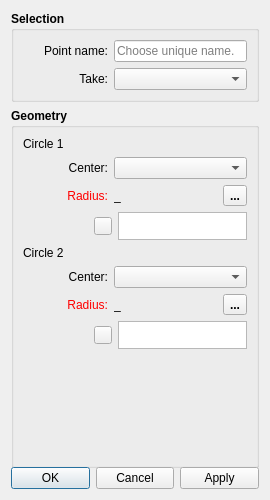
This is src/libs/vtools/dialogs/tools/intersect_circles_dialog.ui in FashionFreedom/Seamly2D as Qt 5 draws it before an edit. The edited form follows.
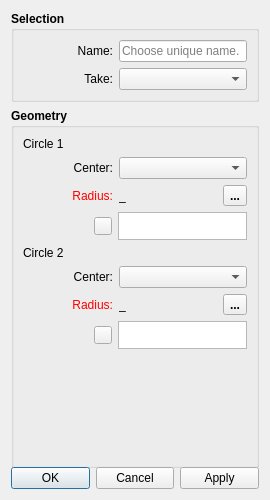
This is the edited form. Icons and pictures are not drawn.

The edit to the form file:
```diff
--- a/src/libs/vtools/dialogs/tools/intersect_circles_dialog.ui
+++ b/src/libs/vtools/dialogs/tools/intersect_circles_dialog.ui
@@ -43,7 +43,6 @@
        <property name="font">
         <font>
          <pointsize>9</pointsize>
-         <weight>75</weight>
          <bold>true</bold>
         </font>
        </property>
@@ -52,8 +51,11 @@
        </property>
        <layout class="QVBoxLayout" name="verticalLayout_2">
         <item>
-         <layout class="QHBoxLayout" name="horizontalLayout_3">
-          <item>
+         <layout class="QFormLayout" name="formLayout">
+          <property name="labelAlignment">
+           <set>Qt::AlignRight|Qt::AlignTrailing|Qt::AlignVCenter</set>
+          </property>
+          <item row="0" column="0">
            <widget class="QLabel" name="labelEditNamePoint">
             <property name="sizePolicy">
              <sizepolicy hsizetype="Fixed" vsizetype="Preferred">
@@ -63,26 +65,25 @@
             </property>
             <property name="minimumSize">
              <size>
-              <width>85</width>
+              <width>90</width>
               <height>0</height>
              </size>
             </property>
             <property name="font">
              <font>
               <pointsize>9</pointsize>
-              <weight>50</weight>
               <bold>false</bold>
              </font>
             </property>
             <property name="text">
-             <string>Point name:</string>
+             <string>Name:</string>
             </property>
             <property name="alignment">
              <set>Qt::AlignRight|Qt::AlignTrailing|Qt::AlignVCenter</set>
             </property>
            </widget>
           </item>
-          <item>
+          <item row="0" column="1">
            <widget class="QLineEdit" name="lineEditNamePoint">
             <property name="sizePolicy">
              <sizepolicy hsizetype="Expanding" vsizetype="Preferred">
@@ -92,14 +93,13 @@
             </property>
             <property name="minimumSize">
              <size>
-              <width>125</width>
+              <width>80</width>
               <height>0</height>
              </size>
             </property>
             <property name="font">
              <font>
               <pointsize>9</pointsize>
-              <weight>50</weight>
               <bold>false</bold>
              </font>
             </property>
@@ -111,22 +111,17 @@
             </property>
            </widget>
           </item>
-         </layout>
-        </item>
-        <item>
-         <layout class="QHBoxLayout" name="horizontalLayout_8">
-          <item>
+          <item row="1" column="0">
            <widget class="QLabel" name="label">
             <property name="minimumSize">
              <size>
-              <width>85</width>
+              <width>90</width>
               <height>0</height>
              </size>
             </property>
             <property name="font">
              <font>
               <pointsize>9</pointsize>
-              <weight>50</weight>
               <bold>false</bold>
              </font>
             </property>
@@ -138,7 +133,7 @@
             </property>
            </widget>
           </item>
-          <item>
+          <item row="1" column="1">
            <widget class="QComboBox" name="comboBoxResult">
             <property name="sizePolicy">
              <sizepolicy hsizetype="Expanding" vsizetype="Preferred">
@@ -148,14 +143,13 @@
             </property>
             <property name="minimumSize">
              <size>
-              <width>125</width>
+              <width>80</width>
               <height>0</height>
              </size>
             </property>
             <property name="font">
              <font>
               <pointsize>9</pointsize>
-              <weight>50</weight>
               <bold>false</bold>
              </font>
             </property>
@@ -177,7 +171,6 @@
        <property name="font">
         <font>
          <pointsize>9</pointsize>
-         <weight>75</weight>
          <bold>true</bold>
         </font>
        </property>
@@ -213,14 +206,13 @@
               </property>
               <property name="minimumSize">
                <size>
-                <width>85</width>
+                <width>90</width>
                 <height>0</height>
                </size>
               </property>
               <property name="font">
                <font>
                 <pointsize>9</pointsize>
-                <weight>50</weight>
                 <bold>false</bold>
                </font>
               </property>
@@ -242,14 +234,13 @@
               </property>
               <property name="minimumSize">
                <size>
-                <width>125</width>
+                <width>80</width>
                 <height>0</height>
                </size>
               </property>
               <property name="font">
                <font>
                 <pointsize>9</pointsize>
-                <weight>50</weight>
                 <bold>false</bold>
                </font>
               </property>
@@ -269,7 +260,7 @@
               </property>
               <property name="minimumSize">
                <size>
-                <width>85</width>
+                <width>90</width>
                 <height>0</height>
                </size>
               </property>
@@ -313,7 +304,6 @@
               <property name="font">
                <font>
                 <pointsize>9</pointsize>
-                <weight>50</weight>
                 <bold>false</bold>
                </font>
               </property>
@@ -335,14 +325,13 @@
               </property>
               <property name="minimumSize">
                <size>
-                <width>100</width>
+                <width>80</width>
                 <height>0</height>
                </size>
               </property>
               <property name="font">
                <font>
                 <pointsize>9</pointsize>
-                <weight>50</weight>
                 <bold>false</bold>
                </font>
               </property>
@@ -519,14 +508,13 @@
               </property>
               <property name="minimumSize">
                <size>
-                <width>85</width>
+                <width>90</width>
                 <height>0</height>
                </size>
               </property>
               <property name="font">
                <font>
                 <pointsize>9</pointsize>
-                <weight>50</weight>
                 <bold>false</bold>
                </font>
               </property>
@@ -555,7 +543,6 @@
               <property name="font">
                <font>
                 <pointsize>9</pointsize>
-                <weight>50</weight>
                 <bold>false</bold>
                </font>
               </property>
@@ -575,7 +562,7 @@
               </property>
               <property name="minimumSize">
                <size>
-                <width>85</width>
+                <width>90</width>
                 <height>0</height>
                </size>
               </property>
@@ -619,7 +606,6 @@
               <property name="font">
                <font>
                 <pointsize>9</pointsize>
-                <weight>50</weight>
                 <bold>false</bold>
                </font>
               </property>
@@ -641,14 +627,13 @@
               </property>
               <property name="minimumSize">
                <size>
-                <width>100</width>
+                <width>80</width>
                 <height>0</height>
                </size>
               </property>
               <property name="font">
                <font>
                 <pointsize>9</pointsize>
-                <weight>50</weight>
                 <bold>false</bold>
                </font>
               </property>
```
Left out of the diff: 6 changed lines with no effect on the pictures.
